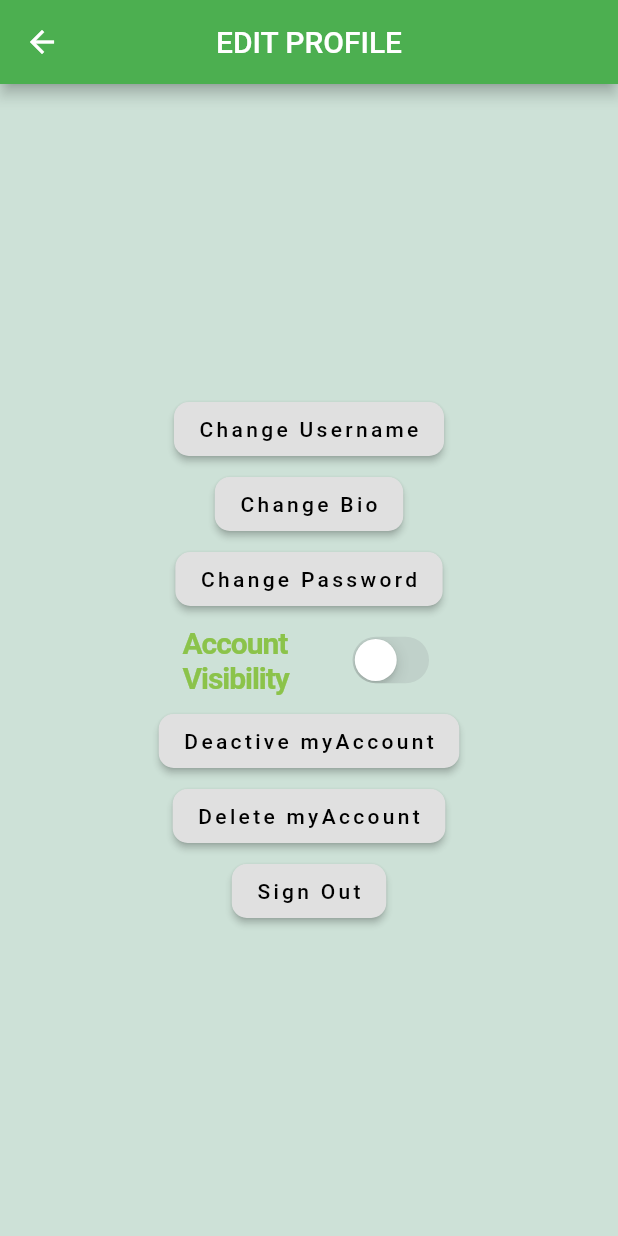
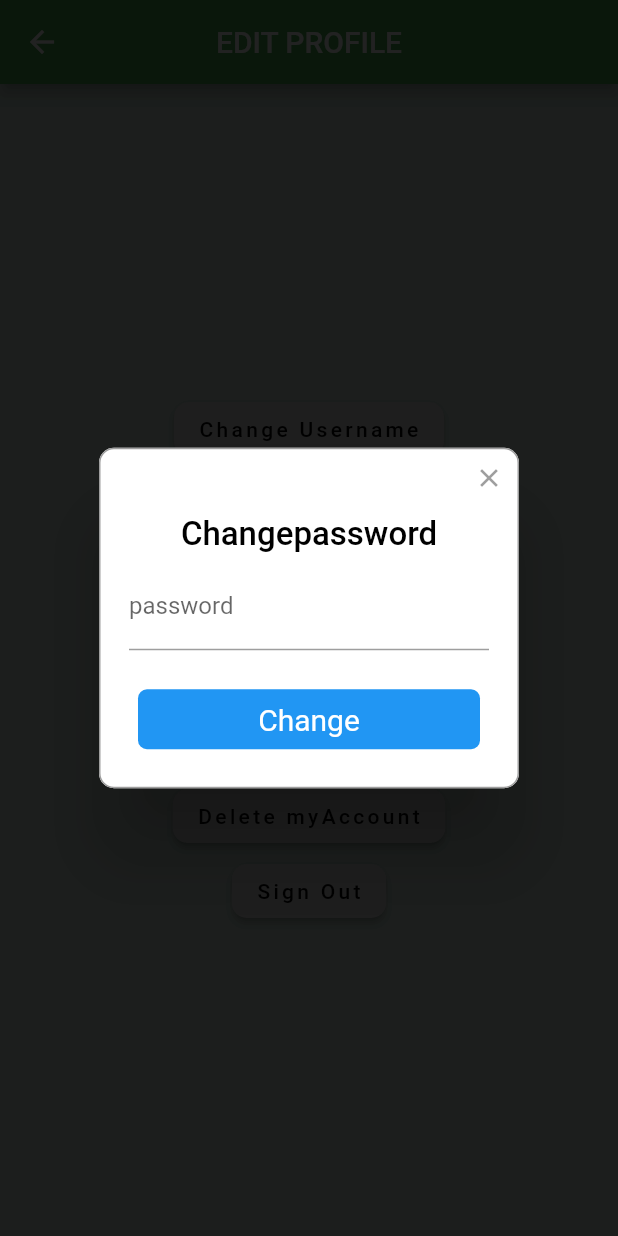
Before and after one commit to NacNaktu/CS310-App, a Flutter app: the ProfileSettings screen opened by its route, after a tap on "Change Password", on a phone screen of 412 x 824 dp. Run offline on Flutter 3.47's test engine with Material 2 defaults, Android fonts, the phone set to English and light mode, and no system bars; drawn by our look-alikes of rflutter_alert; our stand-ins replace cloud_firestore, email_validator, firebase_analytics, firebase_auth, firebase_core, firebase_storage and 6 more; accounts and stored records are empty.

Commit message:
recent changes

```diff
--- a/lib/routes/profile_settings.dart
+++ b/lib/routes/profile_settings.dart
@@ -7,6 +7,7 @@ import 'package:cs310_app/utils/color.dart';
 import 'package:cs310_app/utils/styles.dart';
 import 'package:flutter/cupertino.dart';
 import 'package:flutter/material.dart';
+import 'package:rflutter_alert/rflutter_alert.dart';
 
 import '../main.dart';
 
@@ -17,6 +18,8 @@ class ProfileSettings extends StatefulWidget {
 
 class _ProfileSettingsState extends State<ProfileSettings> {
   bool _visible = false;
+  String value;
+  final _formKey = GlobalKey<FormState>();
 
   @override
   Widget build(BuildContext context)  {
@@ -43,9 +46,8 @@ class _ProfileSettingsState extends State<ProfileSettings> {
                 // ignore: deprecated_member_use
                 RaisedButton(
                   onPressed: ()  {
-                    //id degisecek
-                    //TODO
-                    context.read<FirestoreServicee>().updateUserField("seUiDJ9iPVhtf0b7f0D7qIzpZEc2","username","deneme123");
+                    _openPopup( "username" );
+
 
                   },
                   shape: RoundedRectangleBorder(
@@ -63,9 +65,7 @@ class _ProfileSettingsState extends State<ProfileSettings> {
 
                 RaisedButton(
                   onPressed: ()  {
-                    //id degisecek
-                    //TODO
-                    context.read<FirestoreServicee>().updateUserField("seUiDJ9iPVhtf0b7f0D7qIzpZEc2","bio","deneme123");
+                    _openPopup("bio" );
 
                   },
                   shape: RoundedRectangleBorder(
@@ -81,9 +81,7 @@ class _ProfileSettingsState extends State<ProfileSettings> {
 
                 RaisedButton(
                   onPressed: ()  {
-                    //id degisecek
-                    //TODO
-                    context.read<AuthenticationService>().changePassword("123456789");
+                    _openPopup("password");
 
                   },
                   shape: RoundedRectangleBorder(
@@ -123,10 +121,16 @@ class _ProfileSettingsState extends State<ProfileSettings> {
 
 
                 RaisedButton(
-                  onPressed: ()  {
+                  onPressed: () async  {
                     //id degisecek
                     //TODO
+                    await context.read<AuthenticationService>().signOut();
                     context.read<FirestoreServicee>().deactivateUser("seUiDJ9iPVhtf0b7f0D7qIzpZEc2");
+                    Navigator.pop(context);
+                    Navigator.push(
+                      context,
+                      MaterialPageRoute(builder: (context) => AuthenticationWrapper()),
+                    );
 
                     },
                   shape: RoundedRectangleBorder(
@@ -147,6 +151,12 @@ class _ProfileSettingsState extends State<ProfileSettings> {
                     //TODO
                     await context.read<AuthenticationService>().deleteAccount();
                     await context.read<FirestoreServicee>().deleteUser("6jQGXysgjqQsUGTZo0VfQmCCWCV2");
+                    Navigator.pop(context);
+                    Navigator.push(
+                      context,
+                      MaterialPageRoute(builder: (context) => AuthenticationWrapper()),
+                    );
+
                   },
                   shape: RoundedRectangleBorder(
                       borderRadius: BorderRadius.all(
@@ -187,4 +197,45 @@ class _ProfileSettingsState extends State<ProfileSettings> {
         ),
     );
   }
+
+
+  _openPopup(String name) {
+    Alert(
+        context: context,
+        title: "Change" + name,
+        content: Form(
+          key: _formKey,
+          child: Column(
+            children: <Widget>[
+              TextFormField(
+                decoration: InputDecoration(
+                  labelText: name,
+                ),
+                onSaved:  (String temp){  value = temp;} ,
+              ),
+
+            ],
+          ),
+        ),
+        buttons: [
+          DialogButton(
+            onPressed: () async {
+              await _formKey.currentState.save();
+              name != "password" ?
+                  //TODO user id olucak
+              context.read<FirestoreServicee>().updateUserField("1glzDGoxoST1l1o1lr1orpCRDyg2",name,value)
+                  :  context.read<AuthenticationService>().changePassword(value);
+
+
+
+              Navigator.pop(context);
+              Navigator.pushNamed(context, "/psettings");
+            },
+            child: Text(
+              "Change",
+              style: TextStyle(color: Colors.white, fontSize: 20),
+            ),
+          ),
+        ]).show();
+  }
 }
```
